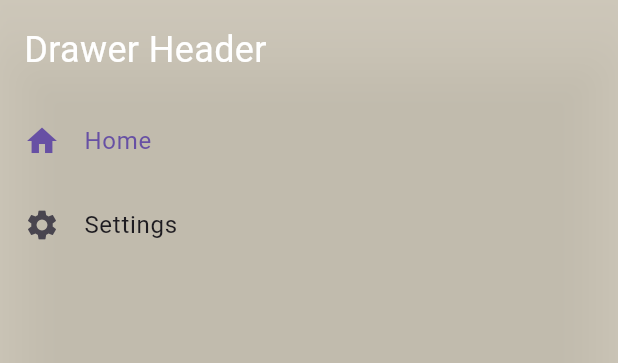
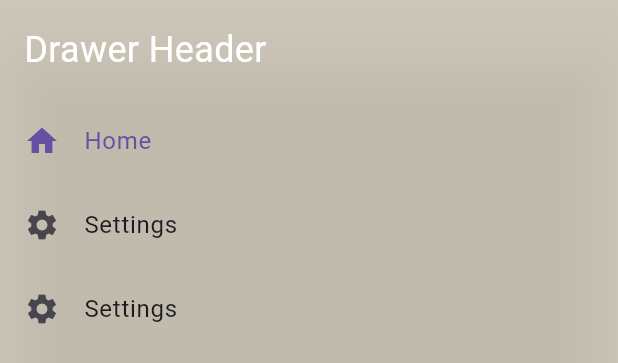
Before and after one commit to LordHandLee/HammerOps, a Flutter app: the MyDrawer widget shown alone on an empty page, opened directly with empty values, on a phone screen of 412 x 824 dp. Shown: the top 363 px of the screen. Run offline on Flutter 3.47's test engine with Material 3 defaults, Android fonts, the phone set to English and light mode, and no system bars; our stand-ins replace fl_chart.

Commit message:
ListTile(

```diff
--- a/lib/main.dart
+++ b/lib/main.dart
@@ -78,6 +78,7 @@ class _MyHomePageState extends State<MyHomePage> {
   int _counter = 0;
   int _selectedIndex = 0;
   bool _isDrawerOpen = false;
+  //
 
   // Pages for navigation
   final List<Widget> _pages = const [
--- a/lib/screens/drawer.dart
+++ b/lib/screens/drawer.dart
@@ -56,6 +56,12 @@ class MyDrawer extends StatelessWidget {
                     selected: selectedIndex == 1,
                     onTap: () => onSelectItem(1),
                     ),
+                    ListTile(
+                    leading: const Icon(Icons.settings),
+                    title: const Text('Settings'),
+                    selected: selectedIndex == 1,
+                    onTap: () => onSelectItem(1),
+                    ),
                 ],
                   ),
 
```
